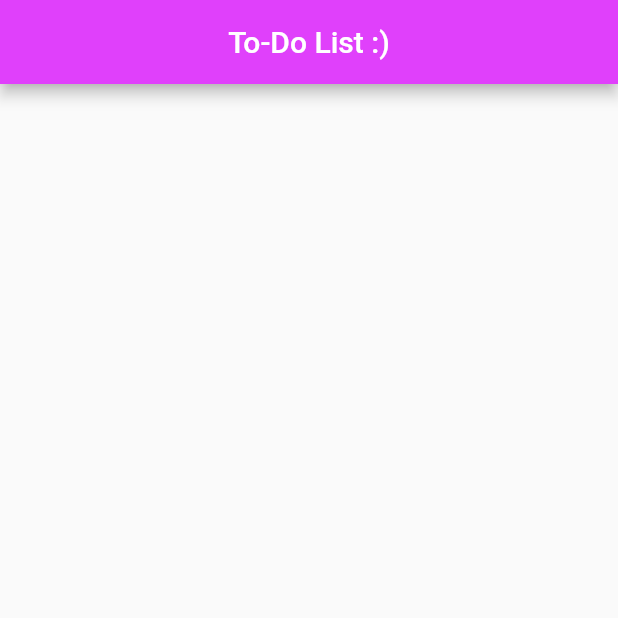
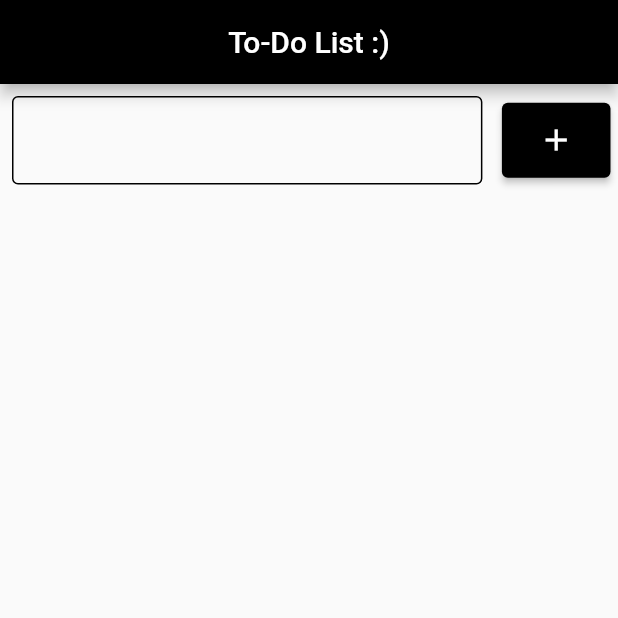
Before and after one commit to vitto2/to-do-list-2-0, a Flutter app: the screen it shows after launch, on a phone screen of 412 x 824 dp, the top half of it. Run offline on Flutter 3.47's test engine with Material 2 defaults, Android fonts, the light colour scheme and no system bars.

Commit message:
alterando cores e tamanhos do bottão

```diff
--- a/lib/main.dart
+++ b/lib/main.dart
@@ -1,5 +1,5 @@
 import 'package:flutter/material.dart';
-import 'package:to_do_02/app.dart';
+import 'package:to_do_02/pages/app.dart';
 
 void main() {
   runApp(const App());
--- a/lib/pages/home.dart
+++ b/lib/pages/home.dart
@@ -1,4 +1,6 @@
 import 'package:flutter/material.dart';
+import 'package:to_do_02/widgets/my_text_form_field.dart';
+import 'package:to_do_02/widgets/mybutton.dart';
 
 class Home extends StatefulWidget {
   const Home({super.key});
@@ -17,7 +19,30 @@ class _HomeState extends State<Home> {
             "To-Do List :)",
           ),
         ),
-        backgroundColor: Colors.purpleAccent,
+        backgroundColor: Colors.black,
+      ),
+      body: Column(
+        children: [
+          Row(
+            children: [
+              SizedBox(
+                width: MediaQuery.of(context).size.width / 100 * 80,
+                child: const MytextForm(),
+              ),
+              SizedBox(
+                width: MediaQuery.of(context).size.width / 100 * 20,
+                height: 60,
+                child: Padding(
+                  padding: const EdgeInsets.all(5.0),
+                  child: Mybutton(
+                    onpressedValue: () {},
+                    color: Colors.black,
+                  ),
+                ),
+              ),
+            ],
+          )
+        ],
       ),
     );
   }
--- a/lib/widgets/my_text_form_field.dart
+++ b/lib/widgets/my_text_form_field.dart
@@ -5,10 +5,13 @@ class MytextForm extends StatelessWidget {
 
   @override
   Widget build(BuildContext context) {
-    return TextFormField(
-      decoration: const InputDecoration(
-        enabledBorder: OutlineInputBorder(),
-        focusedBorder: OutlineInputBorder(),
+    return Padding(
+      padding: const EdgeInsets.all(8.0),
+      child: TextFormField(
+        decoration: const InputDecoration(
+          enabledBorder: OutlineInputBorder(),
+          focusedBorder: OutlineInputBorder(),
+        ),
       ),
     );
   }
--- /dev/null
+++ b/lib/widgets/mybutton.dart
@@ -0,0 +1,27 @@
+import 'package:flutter/material.dart';
+
+class Mybutton extends StatefulWidget {
+  Mybutton(
+      {required Function() onpressedValue, required Color color, super.key}) {
+    onpressed = onpressedValue;
+    colorButton = color;
+  }
+  Function()? onpressed;
+  Color? colorButton;
+
+  @override
+  State<Mybutton> createState() => _MybuttonState();
+}
+
+class _MybuttonState extends State<Mybutton> {
+  @override
+  Widget build(BuildContext context) {
+    return ElevatedButton(
+      style: ElevatedButton.styleFrom(
+        backgroundColor: widget.colorButton,
+      ),
+      onPressed: widget.onpressed,
+      child: const Icon(Icons.add),
+    );
+  }
+}
```
Also changed, not shown: lib/pages/app.dart (renamed from lib/App.dart).
